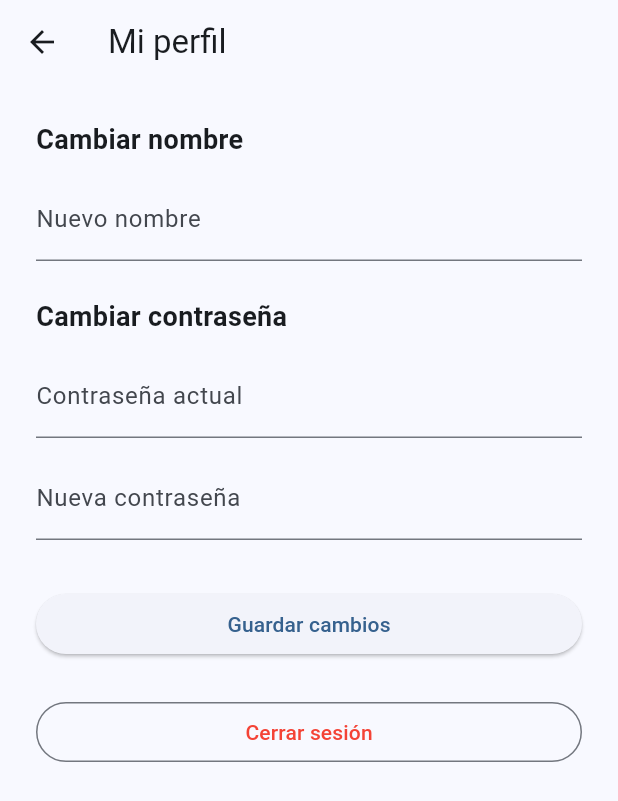
After one commit to iamsilva07/TFC, a Flutter app: the HomeScreen screen opened directly, after a tap on "Mi perfil", on a phone screen of 412 x 824 dp. The commit adds this screen. Shown: the top 801 px of the screen. Run offline on Flutter 3.47's test engine with Material 3 defaults, Android fonts, the phone set to English and light mode, and no system bars; our stand-ins replace file_picker, shared_preferences; accounts and stored records are empty; network calls fail.

Commit message:
Perfil de usuario - ver y editar nombre y contraseña
Perfil de usuario - ver y editar nombre y contraseña

```diff
--- a/mobile/iamdex/lib/screens/home_screen.dart
+++ b/mobile/iamdex/lib/screens/home_screen.dart
@@ -4,6 +4,7 @@ import 'login_screen.dart';
 import 'documents_screen.dart';
 import 'history_screen.dart';
 import 'chat_screen.dart';
+import 'profile_screen.dart';
 
 class HomeScreen extends StatelessWidget{
     const HomeScreen({super.key});
@@ -65,6 +66,15 @@ class HomeScreen extends StatelessWidget{
                         ElevatedButton.icon(
                             onPressed: () => Navigator.push(
                                 context,
+                                MaterialPageRoute(builder: (_) => const ProfileScreen()),
+                            ),
+                            icon: const Icon(Icons.person),
+                            label: const Text('Mi perfil'),
+                        ),
+                        const SizedBox(height: 16),
+                        ElevatedButton.icon(
+                            onPressed: () => Navigator.push(
+                                context,
                                 MaterialPageRoute(
                                     builder: (_) => const ChatScreen(
                                         docId: 0,
--- /dev/null
+++ b/mobile/iamdex/lib/screens/profile_screen.dart
@@ -0,0 +1,104 @@
+import 'package:flutter/material.dart';
+import '../services/auth_service.dart';
+import 'login_screen.dart';
+
+class ProfileScreen extends StatefulWidget {
+  const ProfileScreen({super.key});
+
+  @override
+  State<ProfileScreen> createState() => _ProfileScreenState();
+}
+
+class _ProfileScreenState extends State<ProfileScreen> {
+  final _nameController = TextEditingController();
+  final _currentPasswordController = TextEditingController();
+  final _newPasswordController = TextEditingController();
+  bool _isLoading = false;
+  String? _message;
+
+  @override
+  Widget build(BuildContext context) {
+    return SafeArea(
+      top: false,
+      child: Scaffold(
+        appBar: AppBar(title: const Text('Mi perfil')),
+        body: Padding(
+          padding: const EdgeInsets.all(24.0),
+          child: Column(
+            crossAxisAlignment: CrossAxisAlignment.start,
+            children: [
+              const Text('Cambiar nombre', style: TextStyle(fontSize: 18, fontWeight: FontWeight.bold)),
+              const SizedBox(height: 12),
+              TextField(
+                controller: _nameController,
+                decoration: const InputDecoration(labelText: 'Nuevo nombre'),
+              ),
+              const SizedBox(height: 24),
+              const Text('Cambiar contraseña', style: TextStyle(fontSize: 18, fontWeight: FontWeight.bold)),
+              const SizedBox(height: 12),
+              TextField(
+                controller: _currentPasswordController,
+                decoration: const InputDecoration(labelText: 'Contraseña actual'),
+                obscureText: true,
+              ),
+              const SizedBox(height: 12),
+              TextField(
+                controller: _newPasswordController,
+                decoration: const InputDecoration(labelText: 'Nueva contraseña'),
+                obscureText: true,
+              ),
+              const SizedBox(height: 24),
+              if (_message != null)
+                Text(_message!, style: const TextStyle(color: Colors.green)),
+              const SizedBox(height: 8),
+              SizedBox(
+                width: double.infinity,
+                child: ElevatedButton(
+                  onPressed: _isLoading ? null : _updateProfile,
+                  child: _isLoading
+                      ? const CircularProgressIndicator()
+                      : const Text('Guardar cambios'),
+                ),
+              ),
+              const SizedBox(height: 24),
+              SizedBox(
+                width: double.infinity,
+                child: OutlinedButton(
+                  onPressed: () async {
+                    await AuthService.logout();
+                    if (context.mounted) {
+                      Navigator.pushReplacement(
+                        context,
+                        MaterialPageRoute(builder: (_) => const LoginScreen()),
+                      );
+                    }
+                  },
+                  style: OutlinedButton.styleFrom(foregroundColor: Colors.red),
+                  child: const Text('Cerrar sesión'),
+                ),
+              ),
+            ],
+          ),
+        ),
+      ),
+    );
+  }
+
+  Future<void> _updateProfile() async {
+    setState(() {
+      _isLoading = true;
+      _message = null;
+    });
+
+    final result = await AuthService.updateProfile(
+      name: _nameController.text.isEmpty ? null : _nameController.text,
+      currentPassword: _currentPasswordController.text.isEmpty ? null : _currentPasswordController.text,
+      newPassword: _newPasswordController.text.isEmpty ? null : _newPasswordController.text,
+    );
+
+    setState(() {
+      _isLoading = false;
+      _message = result ? 'Cambios guardados correctamente' : 'Error al guardar los cambios';
+    });
+  }
+}
```
Also changed, not shown: mobile/iamdex/lib/services/auth_service.dart (+17 -0 lines), 2 other files.
